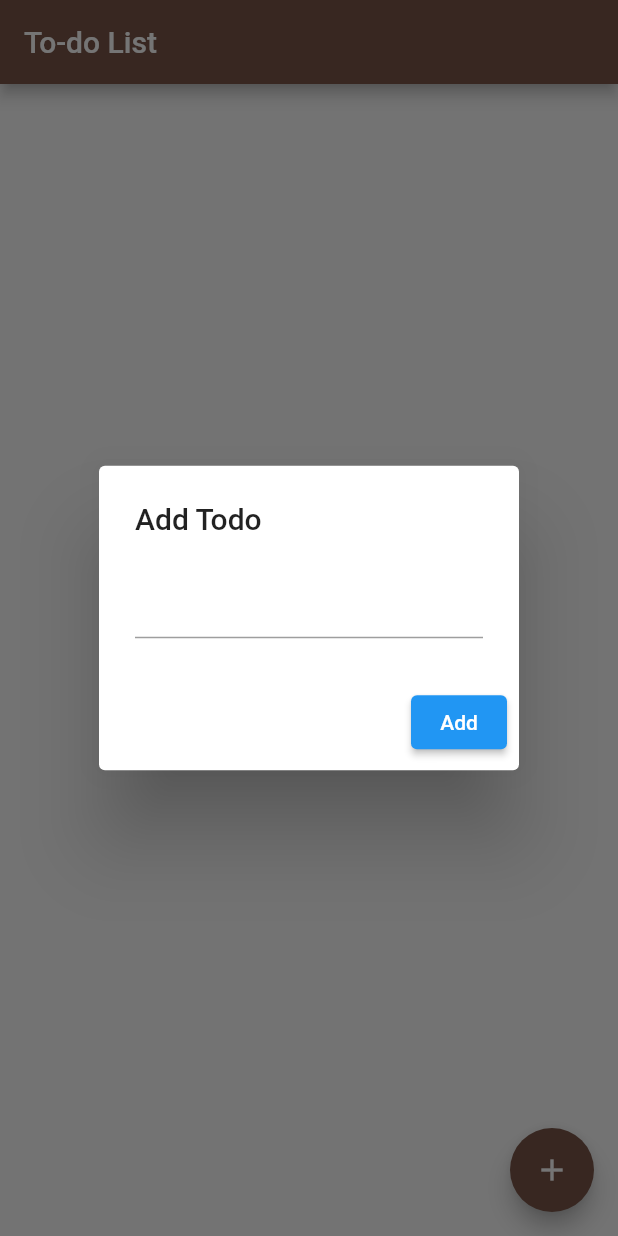
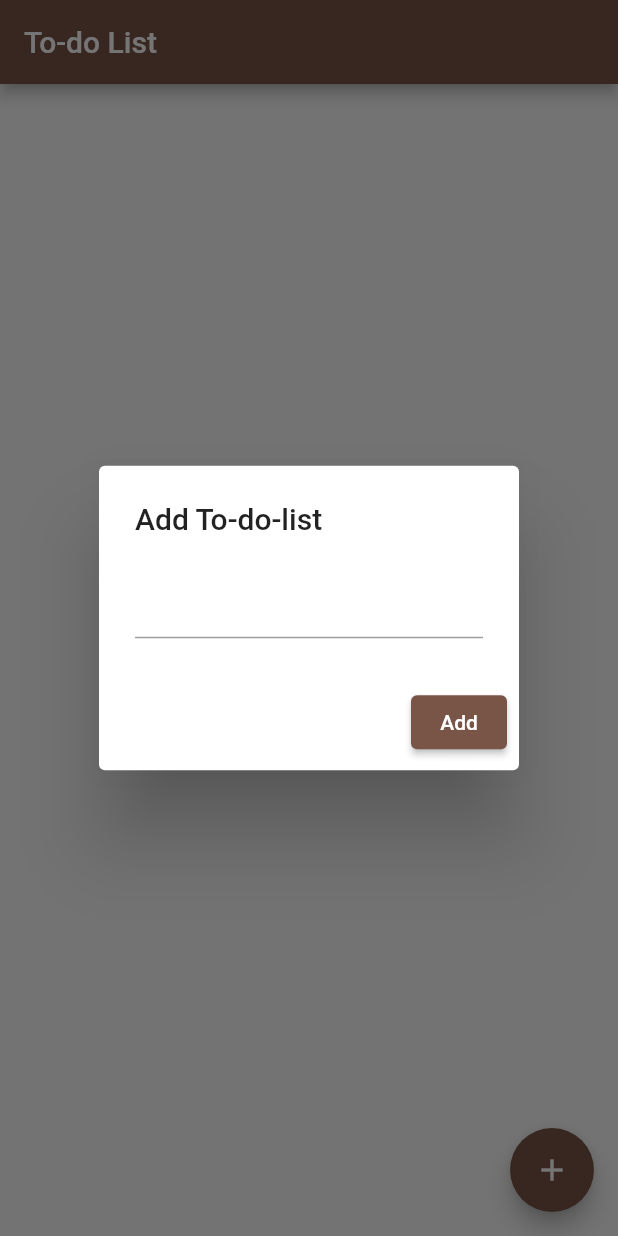
Before and after one commit to Lance-Abella/to_do_app, a Flutter app: the screen it shows after launch, after a tap on the "add" icon, on a phone screen of 412 x 824 dp. Run offline on Flutter 3.47's test engine with Material 2 defaults, Android fonts, the phone set to English and light mode, and no system bars; our stand-ins replace hive, hive_flutter; accounts and stored records are empty.

Commit message:
designing the to-do-app

```diff
--- a/lib/todo_listpage.dart
+++ b/lib/todo_listpage.dart
@@ -24,7 +24,9 @@ class _TodoListPageState extends State<TodoListPage> {
   Widget build(BuildContext context) {
     return Scaffold(
       appBar: AppBar(
-        title: const Text("To-do List"),
+        title: const Text(
+          "To-do List"
+          ),
         backgroundColor: Colors.brown,
       ),
 
@@ -59,15 +61,29 @@ class _TodoListPageState extends State<TodoListPage> {
         backgroundColor: Colors.brown,
         onPressed: () async {
           showDialog(
-              context: context,
-              builder: (context) {
-                return AlertDialog(
-                  title: Text('Add Todo'),
-                  content: TextField(
-                    controller: _controller,
+
+            context: context,
+            builder: (context) {
+              return AlertDialog(
+                title: Text('Add To-do-list'),
+                content: TextField(
+                  controller: _controller,
+                  cursorColor: Colors.black,
+                  style: TextStyle(
+                    color: Colors.black,
+                    ), // Change text color
+                  decoration: InputDecoration(
+                    focusedBorder: UnderlineInputBorder(
+                      borderSide: BorderSide(color: Colors.black), // Change line color
+                    ),
+                     // Change cursor color
                   ),
+                ),
                   actions: [
                     ElevatedButton(
+                      style: ButtonStyle(
+                        backgroundColor: MaterialStateProperty.all<Color>(Colors.brown),
+                      ),
                       child: Text('Add'),
                       onPressed: () {
                         if (_controller.text.isNotEmpty) {
```
